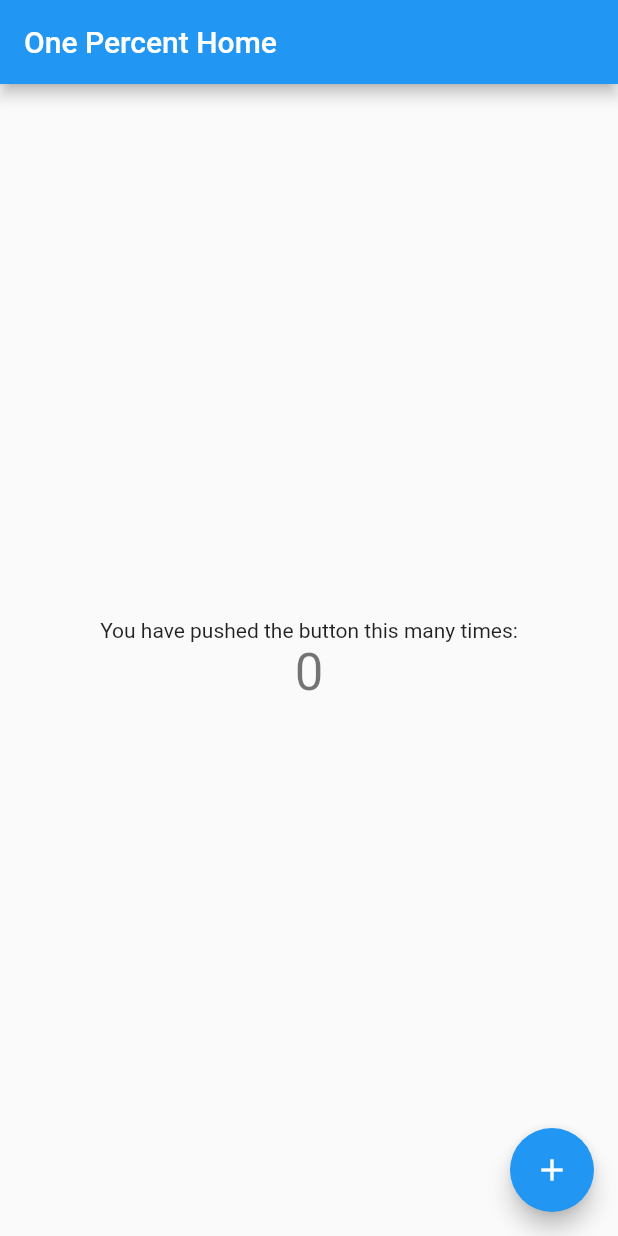
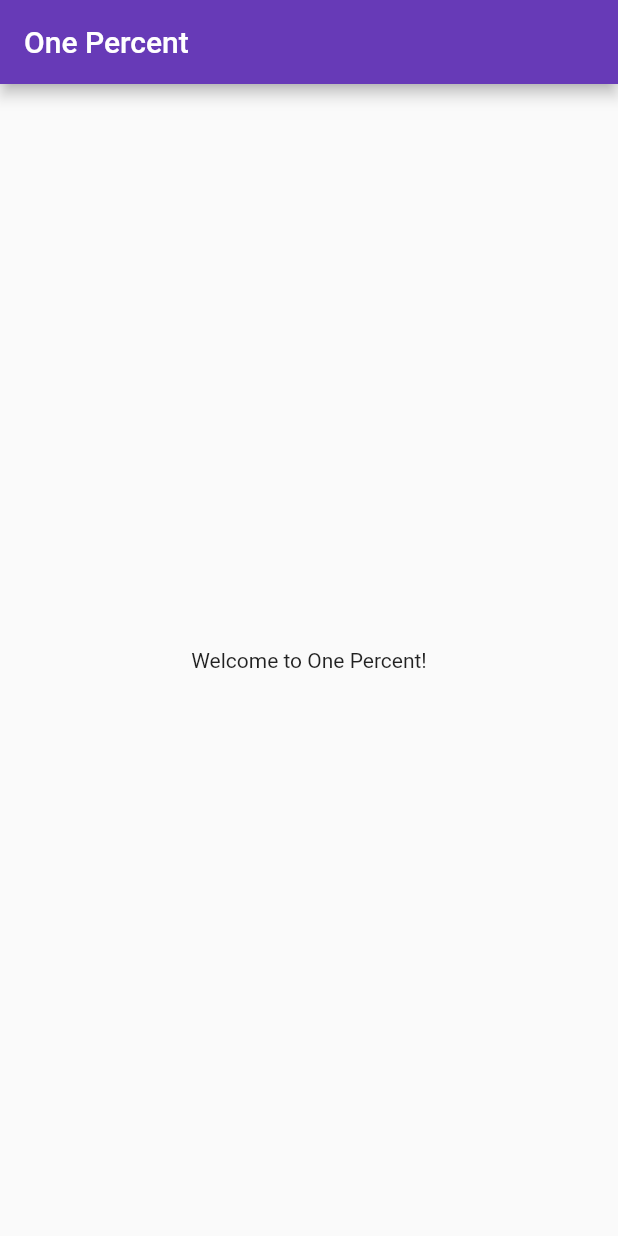
Before and after one commit to jumainahkhan/One-Percent, a Flutter app: the screen it shows after launch, on a phone screen of 412 x 824 dp. Run offline on Flutter 3.47's test engine with Material 2 defaults, Android fonts, the light colour scheme and no system bars.

Commit message:
new files

```diff
--- /dev/null
+++ b/lib/Screens/HomePage/Components/HomePageBody.dart
@@ -0,0 +1,22 @@
+import 'package:flutter/material.dart';
+
+class HomePageBody extends StatefulWidget {
+  const HomePageBody({super.key});
+
+  @override
+  State<HomePageBody> createState() => _HomePageBodyState();
+}
+
+class _HomePageBodyState extends State<HomePageBody> {
+  @override
+  Widget build(BuildContext context) {
+    return Scaffold(
+      appBar: AppBar(
+        title: const Text('One Percent'),
+      ),
+      body: const Center(
+        child: Text('Welcome to One Percent!'),
+      ),
+    );
+  }
+}
--- /dev/null
+++ b/lib/Screens/HomePage/HomePage.dart
@@ -0,0 +1,15 @@
+import 'package:flutter/material.dart';
+import 'package:onepercent/Screens/HomePage/Components/HomePageBody.dart';
+
+class HomePage extends StatelessWidget {
+  const HomePage({super.key});
+
+  @override
+  Widget build(BuildContext context) {
+    return const Scaffold(
+      extendBody: true,
+      resizeToAvoidBottomInset: false,
+      body: HomePageBody(),
+    );
+  }
+}
--- a/lib/main.dart
+++ b/lib/main.dart
@@ -1,4 +1,6 @@
 import 'package:flutter/material.dart';
+
+import 'package:onepercent/Screens/HomePage/homepage.dart';
 
 void main() {
   runApp(const MyApp());
@@ -10,58 +12,12 @@
   @override
   Widget build(BuildContext context) {
     return MaterialApp(
+      debugShowCheckedModeBanner: false,
       title: 'One Percent App',
       theme: ThemeData(
-        primarySwatch: Colors.blue,
+        primarySwatch: Colors.deepPurple,
       ),
-      home: const MyHomePage(title: 'One Percent Home'),
+      home: const HomePage(),
     );
   }
 }
-
-class MyHomePage extends StatefulWidget {
-  const MyHomePage({super.key, required this.title});
-
-  final String title;
-
-  @override
-  State<MyHomePage> createState() => _MyHomePageState();
-}
-
-class _MyHomePageState extends State<MyHomePage> {
-  int _counter = 0;
-
-  void _incrementCounter() {
-    setState(() {
-      _counter++;
-    });
-  }
-
-  @override
-  Widget build(BuildContext context) {
-    return Scaffold(
-      appBar: AppBar(
-        title: Text(widget.title),
-      ),
-      body: Center(
-        child: Column(
-          mainAxisAlignment: MainAxisAlignment.center,
-          children: <Widget>[
-            const Text(
-              'You have pushed the button this many times:',
-            ),
-            Text(
-              '$_counter',
-              style: Theme.of(context).textTheme.headline4,
-            ),
-          ],
-        ),
-      ),
-      floatingActionButton: FloatingActionButton(
-        onPressed: _incrementCounter,
-        tooltip: 'Increment',
-        child: const Icon(Icons.add),
-      ),
-    );
-  }
-}
```
